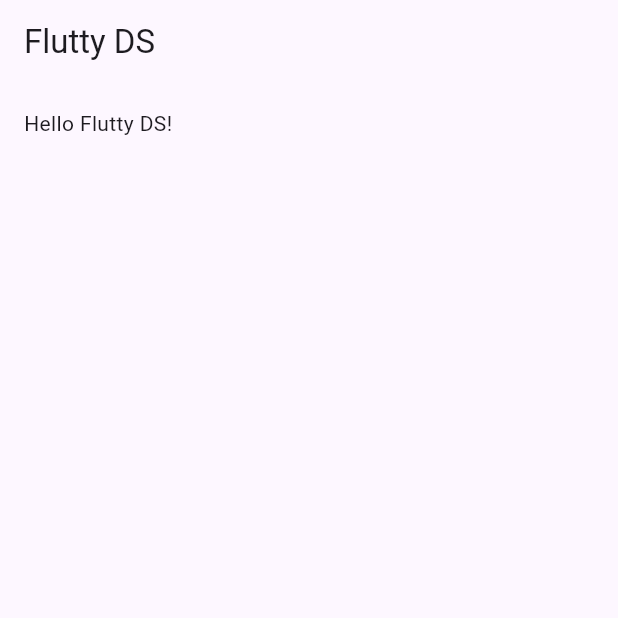
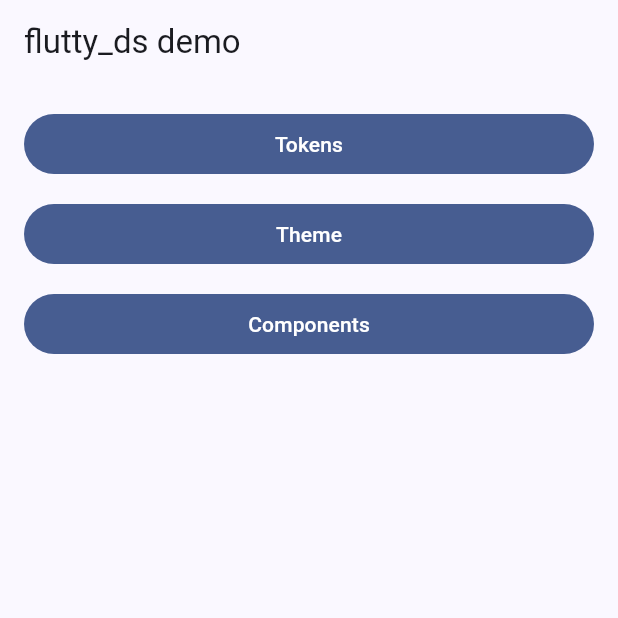
Before and after one commit to Flutty-Lab/flutty_ds, a Flutter app: the screen it shows after launch, on a phone screen of 412 x 824 dp, the top half of it. Run offline on Flutter 3.47's test engine with Material 3 defaults, Android fonts, the phone set to English and light mode, and no system bars; our stand-ins replace bloc, equatable, flutter_bloc, shared_preferences.

Commit message:
sync: flutty_ds from monorepo @ cc06374

```diff
--- /dev/null
+++ b/example/lib/flutty_ds_example_app.dart
@@ -0,0 +1,26 @@
+import 'package:flutter/material.dart';
+import 'package:flutty_ds/flutty_ds.dart';
+
+import 'pages/home_page.dart';
+
+class FluttyDsExampleApp extends StatelessWidget {
+  const FluttyDsExampleApp({super.key});
+
+  @override
+  Widget build(BuildContext context) {
+    return FluttyThemeWrapper(
+      theme: FluttyMaterialTheme.defaultTheme,
+      mode: ThemeMode.system,
+      materialAppBuilder: (theme, mode) {
+        return MaterialApp(
+          title: 'Flutty DS Example',
+          debugShowCheckedModeBanner: false,
+          themeMode: mode,
+          theme: theme.light() ?? ThemeData.light(),
+          darkTheme: theme.dark() ?? ThemeData.dark(),
+          home: const HomePage(),
+        );
+      },
+    );
+  }
+}
--- a/example/lib/main.dart
+++ b/example/lib/main.dart
@@ -1,27 +1,7 @@
 import 'package:flutter/material.dart';
-import 'package:flutty_ds/flutty_ds.dart';
+
+import 'flutty_ds_example_app.dart';
 
 void main() {
-  runApp(const FluttyDsExample());
+  runApp(const FluttyDsExampleApp());
 }
-
-class FluttyDsExample extends StatelessWidget {
-  const FluttyDsExample({super.key});
-
-  @override
-  Widget build(BuildContext context) {
-    return MaterialApp(
-      title: 'Flutty DS Example',
-      theme: ThemeData(
-        colorScheme: ColorScheme.fromSeed(seedColor: FluttyColors.primary),
-      ),
-      home: Scaffold(
-        appBar: AppBar(title: const Text('Flutty DS')),
-        body: const Padding(
-          padding: EdgeInsets.all(FluttySpacing.md),
-          child: Text('Hello Flutty DS!'),
-        ),
-      ),
-    );
-  }
-}
--- /dev/null
+++ b/example/lib/pages/home_page.dart
@@ -0,0 +1,41 @@
+import 'package:flutter/material.dart';
+
+import 'components_demo_page.dart';
+import 'theme_demo_page.dart';
+import 'tokens_demo_page.dart';
+
+class HomePage extends StatelessWidget {
+  const HomePage({super.key});
+
+  @override
+  Widget build(BuildContext context) {
+    return Scaffold(
+      appBar: AppBar(title: const Text('flutty_ds demo')),
+      body: ListView(
+        padding: const EdgeInsets.all(16),
+        children: [
+          FilledButton(
+            onPressed: () => Navigator.of(context).push(
+              MaterialPageRoute(builder: (_) => const TokensDemoPage()),
+            ),
+            child: const Text('Tokens'),
+          ),
+          const SizedBox(height: 12),
+          FilledButton(
+            onPressed: () => Navigator.of(context).push(
+              MaterialPageRoute(builder: (_) => const ThemeDemoPage()),
+            ),
+            child: const Text('Theme'),
+          ),
+          const SizedBox(height: 12),
+          FilledButton(
+            onPressed: () => Navigator.of(context).push(
+              MaterialPageRoute(builder: (_) => const ComponentsDemoPage()),
+            ),
+            child: const Text('Components'),
+          ),
+        ],
+      ),
+    );
+  }
+}
--- a/example/pubspec.yaml
+++ b/example/pubspec.yaml
@@ -11,3 +11,6 @@ dependencies:
     sdk: flutter
   flutty_ds:
     path: ../
+
+flutter:
+  uses-material-design: true
--- a/lib/flutty_ds.dart
+++ b/lib/flutty_ds.dart
@@ -3,3 +3,33 @@ library;
 
 export 'src/tokens/colors.dart';
 export 'src/tokens/spacing.dart';
+
+export 'dimens.dart';
+export 'theme_extension.dart';
+
+export 'button/status_button.dart';
+export 'cards/arrow_clickable_card.dart';
+export 'cards/clickable_card.dart';
+export 'cards/error_card.dart';
+export 'cards/radio_card.dart';
+export 'cards/toggle_card.dart';
+export 'dropdown/simple_dropdown.dart';
+export 'form/outline_text_field.dart';
+export 'search_bar/search_bar.dart';
+
+export 'table/expandable_row_table.dart';
+export 'table/expandable_row_table_card.dart';
+export 'table/static_row_table.dart';
+export 'table/static_row_table_card.dart';
+export 'table/element/expanded_row_table_element.dart';
+export 'table/element/static_row_table_element.dart';
+
+export 'theme/custom_snack_bar.dart';
+export 'theme/flutty_material_theme.dart';
+export 'theme/flutty_theme_wrapper.dart';
+export 'theme/logic/theme_cubit.dart';
+export 'theme/components/color_palette.dart';
+export 'theme/components/theme_mode_selector.dart';
+export 'theme/color/custom_colors.dart';
+export 'theme/color/blue_theme.dart';
+export 'theme/color/green_theme.dart';
```
Also changed, not shown: example/lib/pages/components_demo_page.dart (added, +70 -0 lines), example/lib/pages/theme_demo_page.dart (added, +34 -0 lines), example/lib/pages/tokens_demo_page.dart (added, +80 -0 lines), pubspec.yaml (+2 -6 lines), 2 other files.
